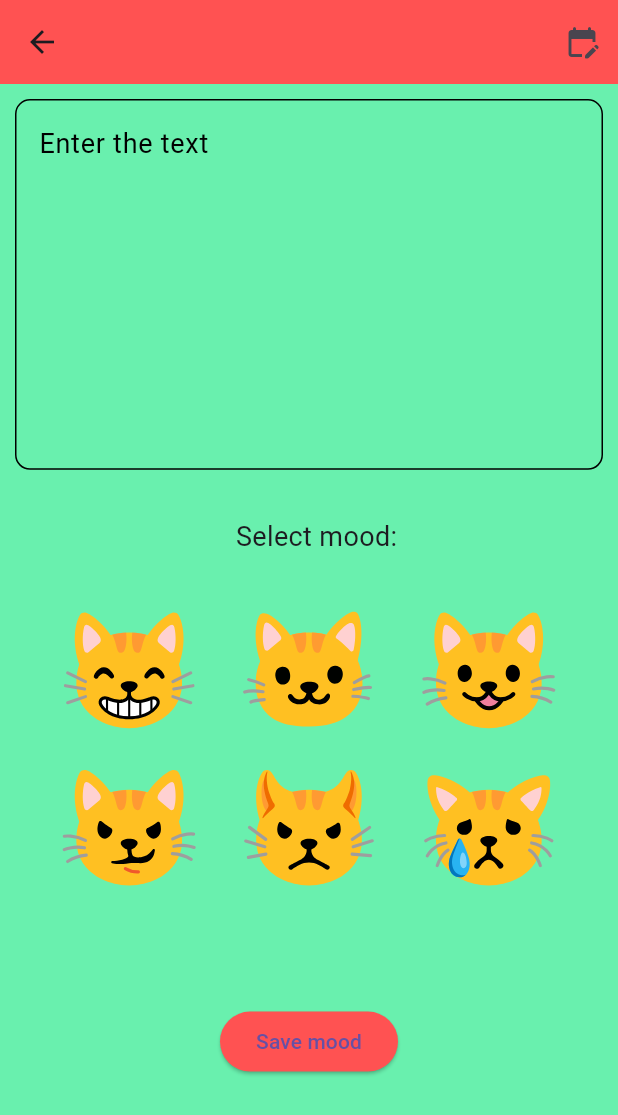
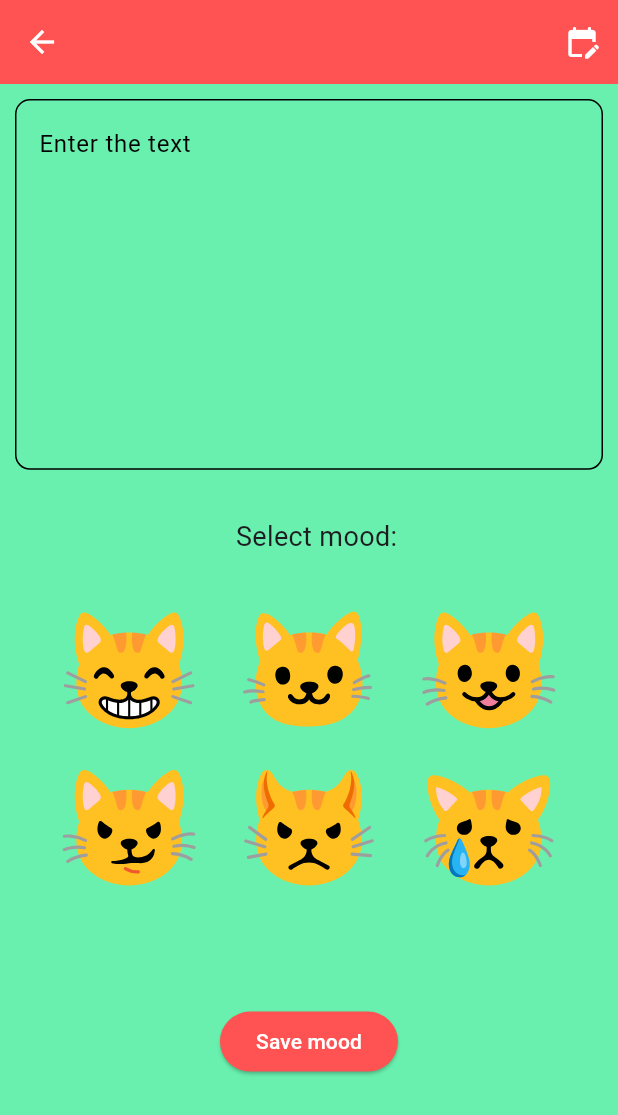
Before and after one commit to DefBritva/mood-app, a Flutter app: the FormPage screen opened by its route, on a phone screen of 412 x 824 dp. Shown: the top 1115 px of the screen. Run offline on Flutter 3.47's test engine with Material 3 defaults, Android fonts, the phone set to English and light mode, and no system bars; our stand-ins replace bloc, equatable, flutter_bloc, flutter_svg, hive, hive_flutter; accounts and stored records are empty.

```diff
--- /dev/null
+++ b/lib/styles/text_styles.dart
@@ -0,0 +1,5 @@
+import 'package:flutter/material.dart';
+
+class TextStyles {
+  static const textStyle = TextStyle(color: Colors.white);
+}
--- a/lib/ui/pages/form_page/form_page.dart
+++ b/lib/ui/pages/form_page/form_page.dart
@@ -8,6 +8,7 @@ import 'package:mood_calendar/app_bloc/event.dart';
 import 'package:mood_calendar/app_bloc/state.dart';
 import 'package:mood_calendar/domain/entities/date.dart';
 import 'package:mood_calendar/domain/entities/mood.dart';
+import 'package:mood_calendar/styles/text_styles.dart';
 import 'package:mood_calendar/utils/svg_assets.dart';
 
 class FormPage extends StatefulWidget {
@@ -45,12 +46,22 @@ class _FormPageState extends State<FormPage> {
         backgroundColor: Colors.greenAccent,
         resizeToAvoidBottomInset: false,
         appBar: AppBar(
+          leading: BackButton(
+            color: Colors.white,
+            onPressed: () {
+              context.read<AppBloc>().add(OpenStartPage());
+              Navigator.of(context).pop();
+            },
+          ),
           backgroundColor: Colors.redAccent,
           title: BlocBuilder<AppBloc, AppState>(
             builder: (context, state) {
               if (state is CreatingMoodState) {
                 date = state.date;
-                return Text('New mood (${state.date.toString()})');
+                return Text(
+                  'New mood (${state.date.toString()})',
+                  style: TextStyles.textStyle,
+                );
               } else {
                 return SizedBox();
               }
@@ -72,7 +83,9 @@ class _FormPageState extends State<FormPage> {
                                     Navigator.of(context).pop();
                                   }
                                 },
-                                icon: Icon(Icons.check))
+                                icon: Icon(
+                                  Icons.check,
+                                ))
                           ],
                           title: Text('Mood date'),
                           content: TextField(
@@ -86,7 +99,10 @@ class _FormPageState extends State<FormPage> {
                         );
                       });
                 },
-                icon: Icon(Icons.edit_calendar_rounded))
+                icon: Icon(
+                  Icons.edit_calendar_rounded,
+                  color: Colors.white,
+                ))
           ],
           centerTitle: true,
         ),
@@ -111,7 +127,7 @@ class _FormPageState extends State<FormPage> {
                             borderRadius: BorderRadius.circular(10)),
                         hintText: 'Enter the text',
                         hintStyle:
-                            TextStyle(fontSize: 18, color: Colors.black)),
+                            TextStyle(fontSize: 16, color: Colors.black)),
                   ),
                 ),
                 SizedBox(height: 30),
@@ -236,6 +252,7 @@ class _FormPageState extends State<FormPage> {
                       shape: StadiumBorder()),
                   child: Text(
                     'Save mood',
+                    style: TextStyles.textStyle,
                   ),
                 )
               ],
--- a/lib/ui/pages/start_page/widgets/drawer.dart
+++ b/lib/ui/pages/start_page/widgets/drawer.dart
@@ -28,7 +28,9 @@ class MenuDrawer extends StatelessWidget {
                     context.read<AppBloc>().add(StatsOpened());
                     Navigator.of(context).pushNamed('/start/stats');
                   },
-                  child: const Text('show statistics'),
+                  child: const Text(
+                    'show statistics',
+                  ),
                 ),
               ],
             ),
```
Also changed, not shown: lib/ui/pages/mood_page/mood_page.dart (+22 -4 lines), lib/ui/pages/start_page/start_page.dart (+13 -3 lines), lib/ui/pages/stats_page/stats_page.dart (+6 -1 lines), pubspec.lock, 1 other file.
